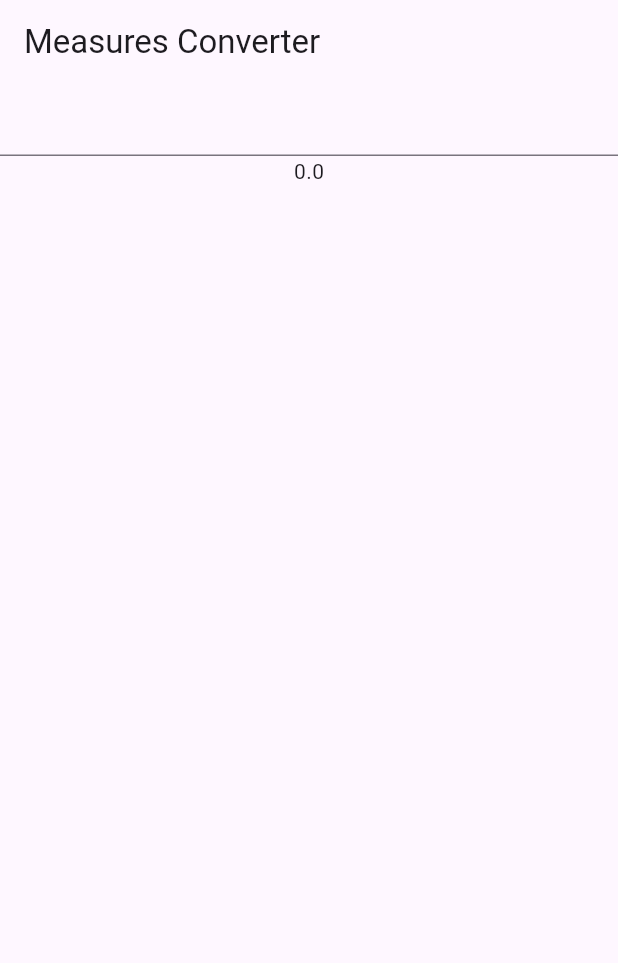
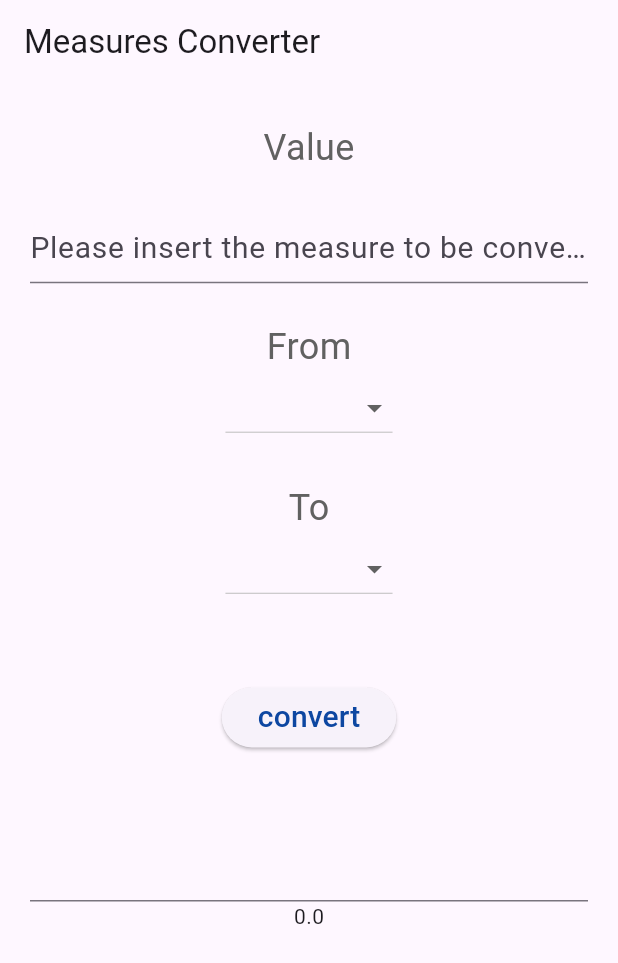
Before and after one commit to Kwasi48/miles_kilometers, a Flutter app: the screen it shows after launch, on a phone screen of 412 x 824 dp. Shown: the top 963 px of the screen. Run offline on Flutter 3.47's test engine with Material 3 defaults, Android fonts, the light colour scheme and no system bars.

Commit message:
comimg together

```diff
--- a/lib/main.dart
+++ b/lib/main.dart
@@ -11,24 +11,118 @@ class MyApp extends StatefulWidget {
 }
 
 class _MyAppState extends State<MyApp> {
+  final List<String> _measures = [
+    'meters',
+    'kilometeres',
+    'grams',
+    'kilograms',
+    'feet',
+    'miles',
+    'pounds(lbs)',
+    'ounces',
+  ];
+
+  String? _startMeasure;
+  String? _convertedMeasure;
+
   @override
   void initState() {
     _numberFrom = 0;
     super.initState();
   }
 
-  late double _numberFrom;
+  double? _numberFrom;
   @override
   Widget build(BuildContext context) {
+    final TextStyle inputStyle = TextStyle(
+      fontSize: 20,
+      color: Colors.blue[900],
+    );
+
+    final TextStyle labelStyle = TextStyle(
+      fontSize: 24,
+      color: Colors.grey[700],
+    );
     return MaterialApp(
       title: 'Measures Converter',
       home: Scaffold(
         appBar: AppBar(
-          title: Text('Measures Converter'),
+          title: const Text('Measures Converter'),
         ),
-        body: Center(
+        body: Container(
+          padding: EdgeInsets.symmetric(horizontal: 20),
           child: Column(
             children: [
+              Spacer(),
+              Text(
+                'Value',
+                style: labelStyle,
+              ),
+              Spacer(),
+              TextField(
+                style: inputStyle,
+                decoration: InputDecoration(
+                  hintText: "Please insert the measure to be converted",
+                ),
+                onChanged: (text) {
+                  var rv = double.tryParse(text);
+                  if (rv != null) {
+                    setState(() {
+                      _numberFrom = rv;
+                    });
+                  }
+                },
+              ),
+              Spacer(),
+              Text(
+                'From',
+                style: labelStyle,
+              ),
+              DropdownButton(
+                items: _measures.map((String value) {
+                  return DropdownMenuItem<String>(
+                    value: value,
+                    child: Text(value),
+                  );
+                }).toList(),
+                onChanged: (value) {
+                  setState(() {
+                    _startMeasure = value;
+                  });
+                },
+                value: _startMeasure,
+              ),
+              Spacer(),
+              Text(
+                'To',
+                style: labelStyle,
+              ),
+              DropdownButton(
+                items: _measures.map((String value) {
+                  return DropdownMenuItem<String>(
+                    value: value,
+                    child: Text(value),
+                  );
+                }).toList(),
+                onChanged: (value) {
+                  setState(() {
+                    _convertedMeasure = value;
+                  });
+                },
+                value: _convertedMeasure,
+              ),
+              Spacer(
+                flex: 2,
+              ),
+              ElevatedButton(
+                  onPressed: () => true,
+                  child: Text(
+                    'convert',
+                    style: inputStyle,
+                  )),
+              Spacer(
+                flex: 2,
+              ),
               TextField(
                 onChanged: (text) {
                   var rv = double.tryParse(text);
@@ -39,7 +133,8 @@ class _MyAppState extends State<MyApp> {
                   }
                 },
               ),
-              Text((_numberFrom == null) ? '' : _numberFrom.toString())
+              Text((_numberFrom == null) ? '' : _numberFrom.toString()),
+              Spacer(flex: 8),
             ],
           ),
         ),
```
